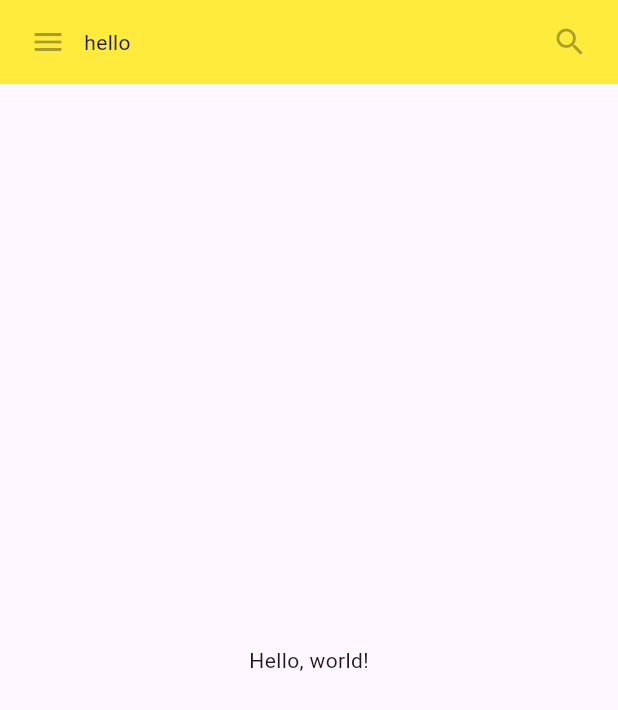
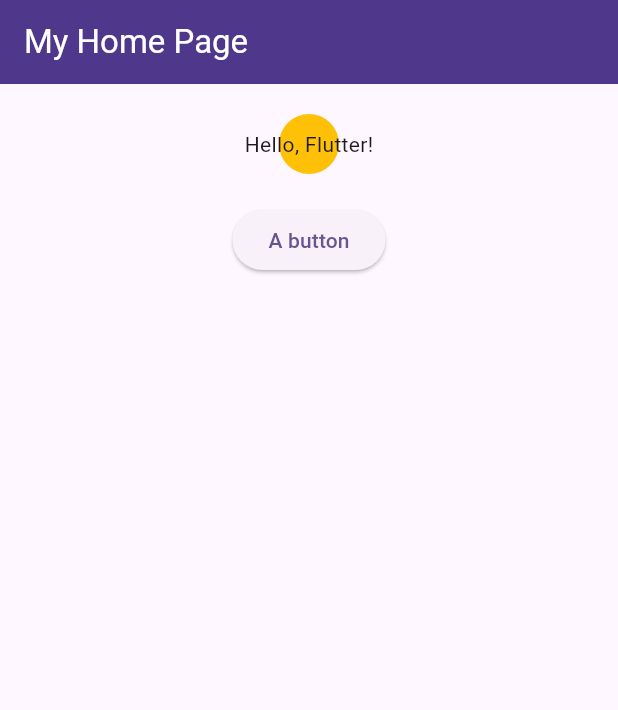
Before and after one commit to liminmsn/words, a Flutter app: the screen it shows after launch, on a phone screen of 412 x 824 dp. Shown: the top 710 px of the screen. Run offline on Flutter 3.47's test engine with Material 3 defaults, Android fonts, the light colour scheme and no system bars.

Commit message:
添加底部居中按钮

```diff
--- a/lib/main.dart
+++ b/lib/main.dart
@@ -1,59 +1,116 @@
 import 'package:flutter/material.dart';
 
 void main() {
-  runApp(const MaterialApp(
-    title: 'My app',
-    home: SafeArea(child: MyApp()),
-  ));
+  runApp(MyApp());
 }
 
-class MyApp extends StatelessWidget {
+class MyApp extends StatefulWidget {
   const MyApp({super.key});
+  @override
+  State<MyApp> createState() => _MyAppState();
+}
+
+class _MyAppState extends State<MyApp> {
+  var selectIndex = 0;
+  late List<Widget> pageArr;
+
+  @override
+  void initState() {
+    super.initState();
+    pageArr = [Home(callback: setSelectIndex), ScaffoldTest()];
+  }
+
+  void setSelectIndex(int idx) {
+    setState(() {
+      selectIndex = idx;
+    });
+  }
 
   @override
   Widget build(BuildContext context) {
-    return Material(
-      child: Column(
-        children: [
-          MyAppBar(
-              title: Text('Example title',
-                  style: Theme.of(context).primaryTextTheme.titleLarge)),
-          const Expanded(
-            child: Center(
-              child: Text('Hello, world!'),
-            ),
+    return MaterialApp(
+      title: 'Namer App',
+      theme: ThemeData(
+          useMaterial3: true,
+          colorScheme: ColorScheme.fromSeed(seedColor: Colors.deepPurple)),
+      home: Scaffold(
+        appBar: AppBar(
+          backgroundColor: Theme.of(context).colorScheme.onPrimaryContainer,
+          title: const Text(
+            "My Home Page",
+            style: TextStyle(color: Colors.white),
           ),
-        ],
+        ),
+        body: pageArr[selectIndex],
       ),
     );
   }
 }
 
-class MyAppBar extends StatelessWidget {
-  const MyAppBar({super.key, required this.title});
-
-  final Widget title;
+class Home extends StatelessWidget {
+  final Function(int) callback;
+  const Home({super.key, required this.callback});
 
   @override
   Widget build(BuildContext context) {
-    return Container(
-      height: 56,
-      padding: const EdgeInsets.symmetric(horizontal: 8),
-      decoration: BoxDecoration(color: Colors.yellow[500]),
-      child: Row(
-        children: [
-          const IconButton(
-            tooltip: 'Navigation menu',
-            icon: Icon(Icons.menu),
-            onPressed: null,
-          ),
-          Expanded(child: Text('hello')),
-          const IconButton(
-            icon: Icon(Icons.search),
-            tooltip: 'Search',
-            onPressed: null,
-          )
-        ],
+    return Center(
+      child: Builder(builder: (context) {
+        return Column(
+          children: [
+            Container(
+              decoration: BoxDecoration(
+                shape: BoxShape.circle,
+                color: Colors.amber,
+              ),
+              padding: EdgeInsets.all(10),
+              margin: EdgeInsets.fromLTRB(0, 20, 0, 20),
+              child: Text('Hello, Flutter!'),
+            ),
+            ElevatedButton(
+              onPressed: () {
+                callback(1);
+              },
+              child: Text("A button"),
+            ),
+          ],
+        );
+      }),
+    );
+  }
+}
+
+class ScaffoldTest extends StatefulWidget {
+  const ScaffoldTest({super.key});
+
+  @override
+  State<ScaffoldTest> createState() => _ScaffoldTestState();
+}
+
+class _ScaffoldTestState extends State<ScaffoldTest> {
+  int _count = 0;
+
+  @override
+  Widget build(BuildContext context) {
+    return Scaffold(
+      appBar: AppBar(
+        title: const Text("Sample Code"),
+      ),
+      body: Center(
+        child: Text('You have pressed the button $_count times.'),
+      ),
+      bottomNavigationBar: BottomAppBar(
+        shape: const CircularNotchedRectangle(),
+        child: Container(
+          height: 50,
+        ),
+      ),
+      floatingActionButtonLocation: FloatingActionButtonLocation.centerDocked,
+      floatingActionButton: FloatingActionButton(
+        onPressed: () => setState(() {
+          _count++;
+        }),
+        tooltip: 'Increment Counter',
+        child: const Icon(Icons.add),
       ),
     );
   }
```
